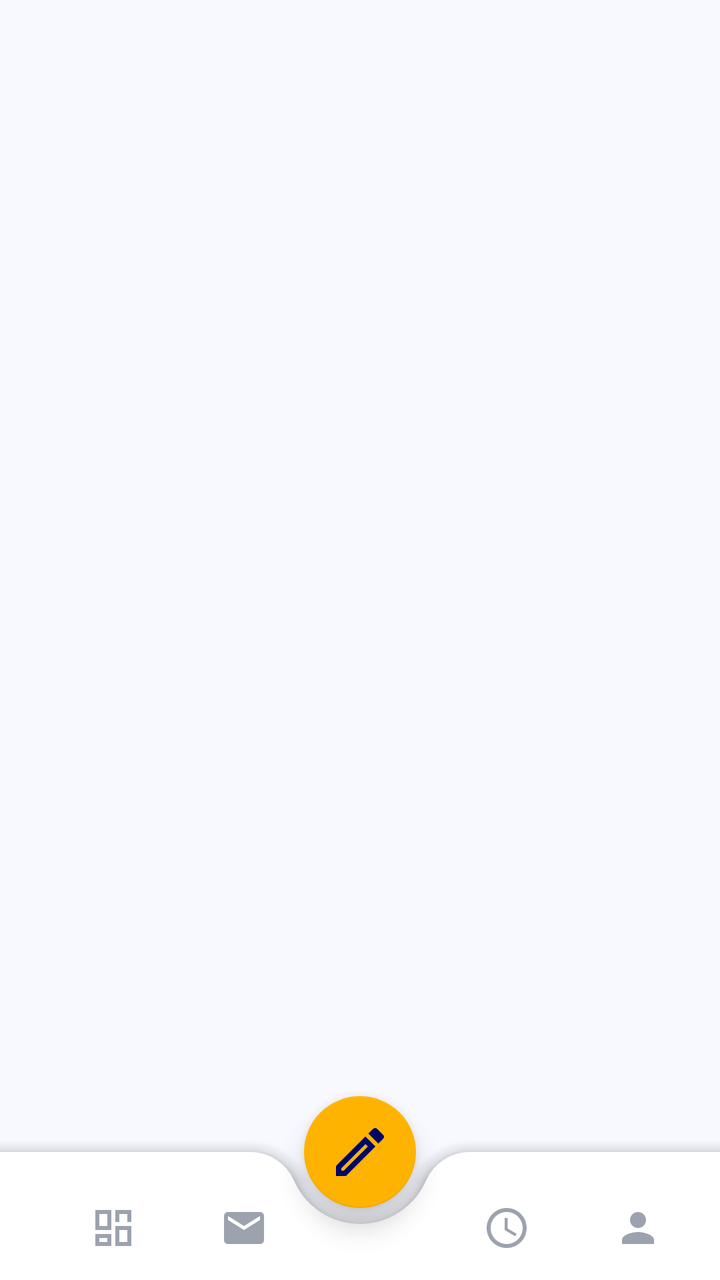
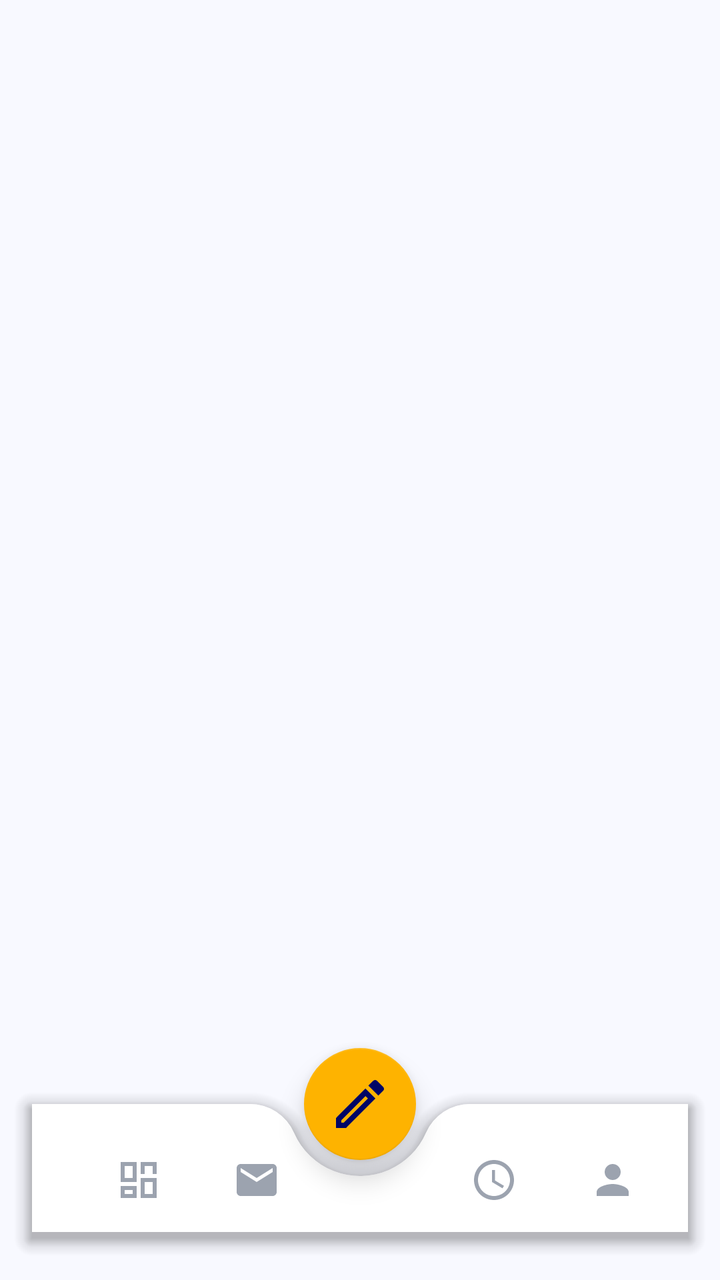

An Android layout rendered at two revisions. The XML below is the earlier revision; the diff shows what the commit changed to produce the second picture.
<!-- AndroidManifest.xml: application theme Theme.JavaTraining -->
<!-- res/layout/activity_main.xml -->
<?xml version="1.0" encoding="utf-8"?>
<androidx.coordinatorlayout.widget.CoordinatorLayout xmlns:android="http://schemas.android.com/apk/res/android"
    xmlns:app="http://schemas.android.com/apk/res-auto"
    android:layout_width="match_parent"
    android:layout_height="match_parent"
    android:background="@color/ent_background">

    <FrameLayout
        android:id="@+id/fragment_container"
        android:layout_width="match_parent"
        android:layout_height="match_parent" />

    <com.google.android.material.bottomappbar.BottomAppBar
        android:id="@+id/bottomAppBar"
        android:layout_width="match_parent"
        android:layout_height="64dp"
        android:layout_gravity="bottom"
        app:backgroundTint="@color/ent_surface"
        app:fabCradleMargin="8dp"
        app:fabCradleRoundedCornerRadius="24dp"
        app:fabCradleVerticalOffset="0dp"
        app:elevation="12dp">

        <LinearLayout
            android:layout_width="match_parent"
            android:layout_height="match_parent"
            android:orientation="horizontal"
            android:paddingHorizontal="8dp"
            android:paddingTop="12dp"
            android:gravity="center_vertical">

            
            <RelativeLayout
                android:id="@+id/navDashboard"
                android:layout_width="0dp"
                android:layout_height="match_parent"
                android:layout_weight="1"
                android:clickable="true"
                android:focusable="true"
                android:background="?attr/selectableItemBackgroundBorderless">
                <ImageView
                    android:id="@+id/iconDashboard"
                    android:layout_width="24dp"
                    android:layout_height="24dp"
                    android:layout_centerInParent="true"
                    android:src="@drawable/ic_nav_dashboard" />
                <View
                    android:id="@+id/dotDashboard"
                    android:layout_width="4dp"
                    android:layout_height="4dp"
                    android:layout_below="@id/iconDashboard"
                    android:layout_centerHorizontal="true"
                    android:layout_marginTop="4dp"
                    android:background="@drawable/bg_nav_dot"
                    android:visibility="invisible" />
            </RelativeLayout>

            
            <RelativeLayout
                android:id="@+id/navQuickIzin"
                android:layout_width="0dp"
                android:layout_height="match_parent"
                android:layout_weight="1"
                android:clickable="true"
                android:focusable="true"
                android:background="?attr/selectableItemBackgroundBorderless">
                <ImageView
                    android:id="@+id/iconQuickIzin"
                    android:layout_width="24dp"
                    android:layout_height="24dp"
                    android:layout_centerInParent="true"
                    android:src="@drawable/ic_email_outline" />
                <View
                    android:id="@+id/dotQuickIzin"
                    android:layout_width="4dp"
                    android:layout_height="4dp"
                    android:layout_below="@id/iconQuickIzin"
                    android:layout_centerHorizontal="true"
                    android:layout_marginTop="4dp"
                    android:background="@drawable/bg_nav_dot"
                    android:visibility="invisible" />
            </RelativeLayout>

            
            <View
                android:layout_width="0dp"
                android:layout_height="0dp"
                android:layout_weight="1" />

            
            <RelativeLayout
                android:id="@+id/navHistory"
                android:layout_width="0dp"
                android:layout_height="match_parent"
                android:layout_weight="1"
                android:clickable="true"
                android:focusable="true"
                android:background="?attr/selectableItemBackgroundBorderless">
                <ImageView
                    android:id="@+id/iconHistory"
                    android:layout_width="24dp"
                    android:layout_height="24dp"
                    android:layout_centerInParent="true"
                    android:src="@drawable/ic_nav_history" />
                <View
                    android:id="@+id/dotHistory"
                    android:layout_width="4dp"
                    android:layout_height="4dp"
                    android:layout_below="@id/iconHistory"
                    android:layout_centerHorizontal="true"
                    android:layout_marginTop="4dp"
                    android:background="@drawable/bg_nav_dot"
                    android:visibility="invisible" />
            </RelativeLayout>

            
            <RelativeLayout
                android:id="@+id/navProfile"
                android:layout_width="0dp"
                android:layout_height="match_parent"
                android:layout_weight="1"
                android:clickable="true"
                android:focusable="true"
                android:background="?attr/selectableItemBackgroundBorderless">
                <ImageView
                    android:id="@+id/iconProfile"
                    android:layout_width="24dp"
                    android:layout_height="24dp"
                    android:layout_centerInParent="true"
                    android:src="@drawable/ic_nav_profile" />
                <View
                    android:id="@+id/dotProfile"
                    android:layout_width="4dp"
                    android:layout_height="4dp"
                    android:layout_below="@id/iconProfile"
                    android:layout_centerHorizontal="true"
                    android:layout_marginTop="4dp"
                    android:background="@drawable/bg_nav_dot"
                    android:visibility="invisible" />
            </RelativeLayout>

        </LinearLayout>
    </com.google.android.material.bottomappbar.BottomAppBar>

    <com.google.android.material.floatingactionbutton.FloatingActionButton
        android:id="@+id/fabManual"
        android:layout_width="wrap_content"
        android:layout_height="wrap_content"
        android:src="@drawable/ic_nav_manual"
        app:backgroundTint="@color/ent_secondary"
        app:tint="@color/ent_primary"
        app:layout_anchor="@id/bottomAppBar"
        app:fabCustomSize="56dp"
        app:maxImageSize="32dp"
        app:elevation="8dp" />

</androidx.coordinatorlayout.widget.CoordinatorLayout>
<!-- resources referenced by this layout -->
<resources>
  <color name="ent_background">#F8F9FF</color>
  <color name="ent_primary">#000666</color>
  <color name="ent_secondary">#FEB300</color>
  <color name="ent_surface">#FFFFFF</color>
  <!-- drawable bg_nav_dot (drawable) -->
  <?xml version="1.0" encoding="utf-8"?>
  <shape xmlns:android="http://schemas.android.com/apk/res/android" android:shape="oval">
      <solid android:color="@color/dash_accent_orange" />
      <size android:width="4dp" android:height="4dp" />
  </shape>
  <!-- drawable ic_email_outline (drawable) -->
  <vector xmlns:android="http://schemas.android.com/apk/res/android"
      android:width="24dp"
      android:height="24dp"
      android:viewportWidth="24"
      android:viewportHeight="24"
      android:tint="#9CA3AF">
    <path android:fillColor="@android:color/white" android:pathData="M20,4H4c-1.1,0 -1.99,0.9 -1.99,2L2,18c0,1.1 0.9,2 2,2h16c1.1,0 2,-0.9 2,-2V6c0,-1.1 -0.9,-2 -2,-2zm0,4l-8,5 -8,-5V6l8,5 8,-5v2z"/>
  </vector>
  <!-- drawable ic_nav_dashboard (drawable) -->
  <vector xmlns:android="http://schemas.android.com/apk/res/android"
      android:width="24dp"
      android:height="24dp"
      android:viewportWidth="24"
      android:viewportHeight="24">
    <path
        android:pathData="M3,13h8V3H3v10zM3,21h8v-6H3v6zM13,21h8V11h-8v10zM13,3v6h8V3h-8zM5,5h4v6H5V5zM15,13h4v6h-4v-6zM5,17h4v2H5v-2zM15,5h4v4h-4V5z"
        android:fillColor="@color/nav_inactive_gray"/>
  </vector>
  <!-- drawable ic_nav_history (drawable) -->
  <vector xmlns:android="http://schemas.android.com/apk/res/android"
      android:width="24dp"
      android:height="24dp"
      android:viewportWidth="24"
      android:viewportHeight="24">
    <path
        android:pathData="M11.99,2C6.47,2 2,6.48 2,12s4.47,10 9.99,10C17.52,22 22,17.52 22,12S17.52,2 11.99,2zM12,20c-4.42,0 -8,-3.58 -8,-8s3.58,-8 8,-8 8,3.58 8,8 -3.58,8 -8,8z"
        android:fillColor="@color/nav_inactive_gray"/>
    <path
        android:pathData="M12.5,7H11v6l5.25,3.15 0.75,-1.23 -4.5,-2.67z"
        android:fillColor="@color/nav_inactive_gray"/>
  </vector>
  <!-- drawable ic_nav_manual (drawable) -->
  <vector xmlns:android="http://schemas.android.com/apk/res/android"
      android:width="24dp"
      android:height="24dp"
      android:viewportWidth="24"
      android:viewportHeight="24">
    <path
        android:pathData="M14.06,9.02l0.92,0.92L5.92,19H5v-0.92l9.06,-9.06M17.66,3c-0.25,0 -0.51,0.1 -0.7,0.29l-1.83,1.83 3.75,3.75 1.83,-1.83c0.39,-0.39 0.39,-1.02 0,-1.41l-2.34,-2.34c-0.2,-0.2 -0.45,-0.29 -0.71,-0.29zm-3.6,3.19L3,17.25V21h3.75L17.81,9.94l-3.75,-3.75z"
        android:fillColor="@color/nav_inactive_gray"/>
  </vector>
  <!-- drawable ic_nav_profile (drawable) -->
  <vector xmlns:android="http://schemas.android.com/apk/res/android"
      android:width="24dp"
      android:height="24dp"
      android:viewportWidth="24"
      android:viewportHeight="24">
    <path
        android:pathData="M12,12c2.21,0 4,-1.79 4,-4s-1.79,-4 -4,-4 -4,1.79 -4,4 1.79,4 4,4zm0,2c-2.67,0 -8,1.34 -8,4v2h16v-2c0,-2.66 -5.33,-4 -8,-4z"
        android:fillColor="@color/nav_inactive_gray"/>
  </vector>
  <color name="dash_accent_orange">#F4A912</color>
  <color name="nav_inactive_gray">#9CA3AF</color>
  <color name="colorPrimary">#1A2D72</color>
  <color name="colorPrimaryDark">#141A4C</color>
  <color name="textWhite">#FFFFFF</color>
  <color name="colorAccent">#F4A912</color>
  <color name="backgroundLight">#1A2D72</color>
  <color name="cardBackground">#283C90</color>
  <color name="textPrimary">#FFFFFF</color>
  <!-- unchanged entries left out for length: 1 -->
</resources>

<!-- the commit's change to res/layout/activity_main.xml (unified diff, before → after) -->
@@ -15,6 +15,8 @@
         android:layout_width="match_parent"
         android:layout_height="64dp"
         android:layout_gravity="bottom"
+        android:layout_marginBottom="24dp"
+        android:layout_marginHorizontal="16dp"
         app:backgroundTint="@color/ent_surface"
         app:fabCradleMargin="8dp"
         app:fabCradleRoundedCornerRadius="24dp"
